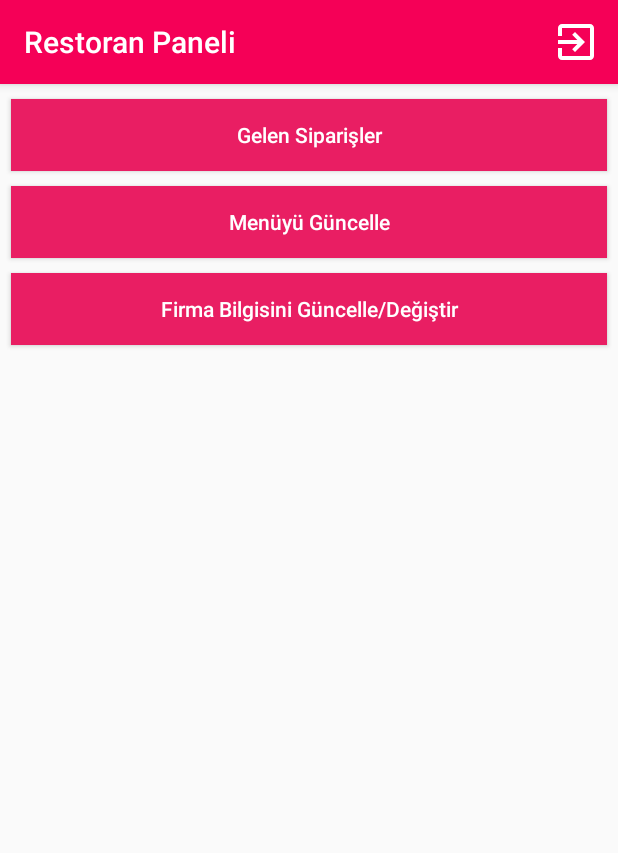
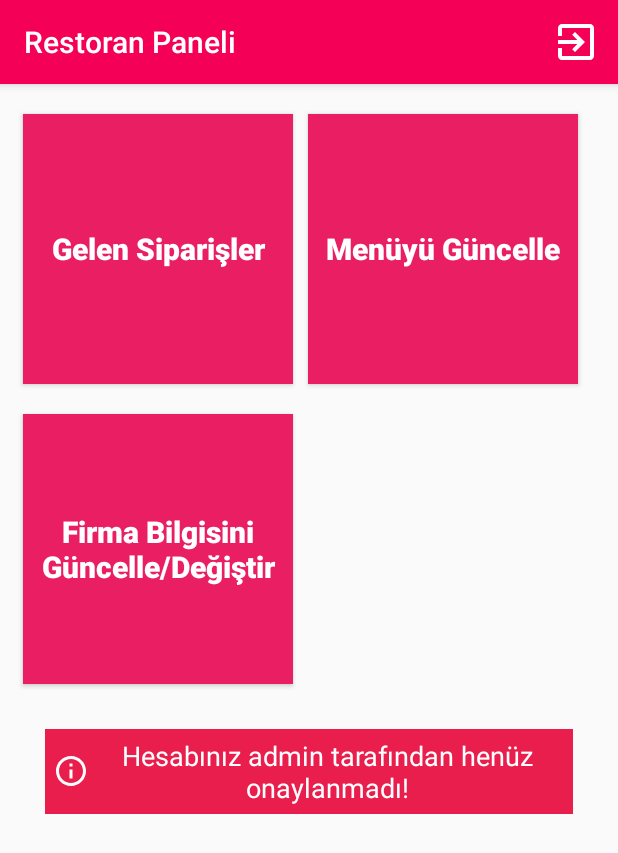
Before and after one commit to fatihy101/yemek-siparis-app, an Android app: the firmaActivity screen opened directly, with no data from a screen before it, on a phone screen of 412 x 824 dp. Shown: the top 853 px of the screen. Run offline under Robolectric (Android 15) with nearby library versions, the phone set to English and light mode, and no system bars; our stand-ins replace Firebase (no records; nobody signed in at launch, a user with empty details on screens opened directly), navigation-ui; 1 statement that could not run was skipped.

Commit message:
Arayüz tasarımı değiştirildi. (+ bug fixes)

```diff
--- a/project_file/YemekSiparisApp/app/src/main/java/com/yazilimmuhendisligi/yemeksiparis/ui_admin/FirmaListeleAdmin/FirmaBilgileriGoruntule.java
+++ b/project_file/YemekSiparisApp/app/src/main/java/com/yazilimmuhendisligi/yemeksiparis/ui_admin/FirmaListeleAdmin/FirmaBilgileriGoruntule.java
@@ -133,7 +133,7 @@ public class FirmaBilgileriGoruntule extends AppCompatActivity {
             @Override
             public void onClick(View v) {
 
-                hashMap.put("admin_onayi", Boolean.valueOf((String) firma_onay.getText()) );
+                hashMap.put("admin_onayi",false);
                 hashMap.put("Blacklist",true);
                 docKullaniciRef.set(hashMap);
                 Toast.makeText(getApplicationContext(), "Kara Listeye Alındı!", Toast.LENGTH_LONG).show();
--- a/project_file/YemekSiparisApp/app/src/main/java/com/yazilimmuhendisligi/yemeksiparis/ui_firma/firmaActivity.java
+++ b/project_file/YemekSiparisApp/app/src/main/java/com/yazilimmuhendisligi/yemeksiparis/ui_firma/firmaActivity.java
@@ -6,10 +6,16 @@ import android.view.Menu;
 import android.view.MenuInflater;
 import android.view.MenuItem;
 import android.view.View;
+import android.widget.TextView;
 import android.widget.Toast;
 
 import com.google.android.material.bottomnavigation.BottomNavigationView;
 import com.google.firebase.auth.FirebaseAuth;
+import com.google.firebase.firestore.DocumentReference;
+import com.google.firebase.firestore.DocumentSnapshot;
+import com.google.firebase.firestore.EventListener;
+import com.google.firebase.firestore.FirebaseFirestore;
+import com.google.firebase.firestore.FirebaseFirestoreException;
 import com.yazilimmuhendisligi.yemeksiparis.R;
 import com.yazilimmuhendisligi.yemeksiparis.girisActivity;
 import com.yazilimmuhendisligi.yemeksiparis.ui_firma.FirmaBilgileriGuncelle.FirmaBilgileriGuncelle;
@@ -17,6 +23,7 @@ import com.yazilimmuhendisligi.yemeksiparis.ui_firma.GelenSiparis.GelenSiparisAc
 import com.yazilimmuhendisligi.yemeksiparis.ui_firma.UrunMenu.UrunMenu;
 
 import androidx.annotation.NonNull;
+import androidx.annotation.Nullable;
 import androidx.appcompat.app.ActionBar;
 import androidx.appcompat.app.AppCompatActivity;
 import androidx.navigation.NavController;
@@ -24,8 +31,12 @@ import androidx.navigation.Navigation;
 import androidx.navigation.ui.AppBarConfiguration;
 import androidx.navigation.ui.NavigationUI;
 
+import org.w3c.dom.Document;
+
 public class firmaActivity extends AppCompatActivity {
 FirebaseAuth auth;
+TextView onay_bilgi;
+FirebaseFirestore firestore;
 
     @Override
     protected void onCreate(Bundle savedInstanceState) {
@@ -33,8 +44,10 @@ FirebaseAuth auth;
         setContentView(R.layout.activity_firma);
         ActionBar actionBar = getSupportActionBar();
         actionBar.setDisplayHomeAsUpEnabled(false);
-        //Buradan sonra yazmaya başlayın.
+        onay_bilgi = findViewById(R.id.onay_bilgi_tv_firma);
         auth = FirebaseAuth.getInstance();
+        firestore  = FirebaseFirestore.getInstance();
+        getOnayData();
     }
 
 
@@ -77,4 +90,32 @@ FirebaseAuth auth;
         Intent intent = new Intent(getApplicationContext(), GelenSiparisActivty.class);
         startActivity(intent);
     }
+
+    public void getOnayData()
+    {
+        DocumentReference reference = firestore.collection("kullanici_bilgileri")
+                .document(auth.getCurrentUser().getUid());
+        reference.addSnapshotListener(new EventListener<DocumentSnapshot>() {
+            @Override
+            public void onEvent(@Nullable DocumentSnapshot documentSnapshot, @Nullable FirebaseFirestoreException e) {
+                onayKontrol(documentSnapshot.getBoolean("admin_onayi"));
+            }
+        });
+    }
+
+    public void onayKontrol(boolean isAdminConfirm)
+    {
+        System.out.println("onay val: " + isAdminConfirm);
+        if(isAdminConfirm)
+        {
+            onay_bilgi.setText("Hesabınız admin tarafından onaylandı!");
+            onay_bilgi.setBackgroundResource(R.color.onayColor);
+        }
+        else
+        {
+            onay_bilgi.setText("Hesabınız admin tarafından henüz onaylanmadı!");
+            onay_bilgi.setBackgroundResource(R.color.alternativeColor);
+
+        }
+    }
 }
--- /dev/null
+++ b/project_file/YemekSiparisApp/app/src/main/res/drawable/ic_info_outline_light_24dp.xml
@@ -0,0 +1,5 @@
+<vector android:height="24dp" android:tint="#FFFFFF"
+    android:viewportHeight="24.0" android:viewportWidth="24.0"
+    android:width="24dp" xmlns:android="http://schemas.android.com/apk/res/android">
+    <path android:fillColor="#FF000000" android:pathData="M11,17h2v-6h-2v6zM12,2C6.48,2 2,6.48 2,12s4.48,10 10,10 10,-4.48 10,-10S17.52,2 12,2zM12,20c-4.41,0 -8,-3.59 -8,-8s3.59,-8 8,-8 8,3.59 8,8 -3.59,8 -8,8zM11,9h2L13,7h-2v2z"/>
+</vector>
--- a/project_file/YemekSiparisApp/app/src/main/res/layout/activity_firma.xml
+++ b/project_file/YemekSiparisApp/app/src/main/res/layout/activity_firma.xml
@@ -4,52 +4,73 @@
     android:layout_width="match_parent"
     android:layout_height="match_parent"
     xmlns:tools="http://schemas.android.com/tools"
-    tools:context=".ui_firma.firmaActivity">
+    tools:context=".ui_firma.firmaActivity"
+    android:rowCount="3"
+    android:columnCount="2"
+    android:orientation="horizontal">
 
     <Button
-        android:layout_marginTop="10dp"
-        android:layout_marginLeft="7dp"
-        android:layout_marginRight="7dp"
         android:id="@+id/gelen_siparis_firma_button"
-        android:layout_width="match_parent"
-        android:layout_height="wrap_content"
-        android:layout_row="0"
-        android:layout_column="0"
-        android:background="@color/colorPrimaryDark"
         android:onClick="gelenSiparislerActivity"
         android:text="Gelen Siparişler"
+        android:layout_width="180dp"
+        android:layout_height="180dp"
+        android:layout_marginTop="20dp"
+        android:layout_marginStart="15dp"
+        android:textSize="20sp"
+        android:fontFamily="sans-serif-black"
+        android:background="@color/colorPrimaryDark"
         android:textAllCaps="false"
+        android:textColor="@color/textColor"
+        />
+
+    <Button
+        android:id="@+id/menu_guncelle_firma_button"
+        android:layout_width="180dp"
+        android:layout_height="180dp"
+        android:textSize="20dp"
+        android:layout_marginTop="20dp"
+        android:layout_marginLeft="10dp"
+        android:background="@color/colorPrimaryDark"
+        android:onClick="restoranMenusuneGit"
+        android:text="Menüyü Güncelle"
+        android:textAllCaps="false"
+        android:fontFamily="sans-serif-black"
         android:textColor="@color/textColor" />
 
     <Button
-        android:layout_marginTop="10dp"
-        android:layout_marginLeft="7dp"
-        android:layout_marginRight="7dp"
-        android:id="@+id/menu_guncelle_firma_button"
-        android:layout_width="match_parent"
-        android:layout_height="wrap_content"
+        android:id="@+id/bilgi_guncelle_firma_button"
+        android:layout_marginTop="20dp"
+        android:layout_marginStart="15dp"
+        android:layout_width="180dp"
+        android:layout_height="180dp"
+        android:fontFamily="sans-serif-black"
+        android:textSize="20sp"
+        android:background="@color/colorPrimaryDark"
+        android:textColor="@color/textColor"
+        android:text="Firma Bilgisini Güncelle/Değiştir"
         android:layout_row="1"
         android:layout_column="0"
-        android:background="@color/colorPrimaryDark"
-        android:textColor="@color/textColor"
-        android:text="Menüyü Güncelle"
         android:textAllCaps="false"
-        android:onClick="restoranMenusuneGit"/>
+        android:onClick="firmaGuncelleGit"/>
 
-    <Button
-        android:layout_marginTop="10dp"
-        android:layout_marginLeft="7dp"
-        android:layout_marginRight="7dp"
-        android:id="@+id/bilgi_guncelle_firma_button"
+    <TextView
+        android:id="@+id/onay_bilgi_tv_firma"
         android:layout_width="match_parent"
         android:layout_height="wrap_content"
         android:layout_row="2"
         android:layout_column="0"
-        android:background="@color/colorPrimaryDark"
+        android:layout_columnSpan="2"
+        android:background="@color/alternativeColor"
+        android:text="Hesabınız admin tarafından henüz onaylanmadı!"
+        android:textAlignment="center"
         android:textColor="@color/textColor"
-        android:text="Firma Bilgisini Güncelle/Değiştir"
-        android:textAllCaps="false"
-        android:onClick="firmaGuncelleGit"/>
+        android:drawableLeft="@drawable/ic_info_outline_light_24dp"
+        android:layout_marginTop="30dp"
+        android:layout_marginRight="30dp"
+        android:layout_marginLeft="30dp"
+        android:padding="5dp"
+        android:textSize="18sp" />
 
 
 </GridLayout>
--- a/project_file/YemekSiparisApp/app/src/main/res/values/colors.xml
+++ b/project_file/YemekSiparisApp/app/src/main/res/values/colors.xml
@@ -5,4 +5,9 @@
     <color name="colorAccent">#FF5252</color>
     <color name="textColor">#FFFFFF</color>
     <color name="alternativeColor">#E91E4D</color>
+    <color name="alternativeColorLight">#3CE91E4D</color>
+    <color name="onayColor">#03BF51</color>
+    <color name="redColor">#F6D50000</color>
+
+
 </resources>
```
Also changed, not shown: project_file/YemekSiparisApp/app/src/main/res/layout/activity_admin_main.xml (+43 -37 lines), project_file/YemekSiparisApp/app/src/main/res/layout/activity_musteri.xml (+42 -32 lines).
